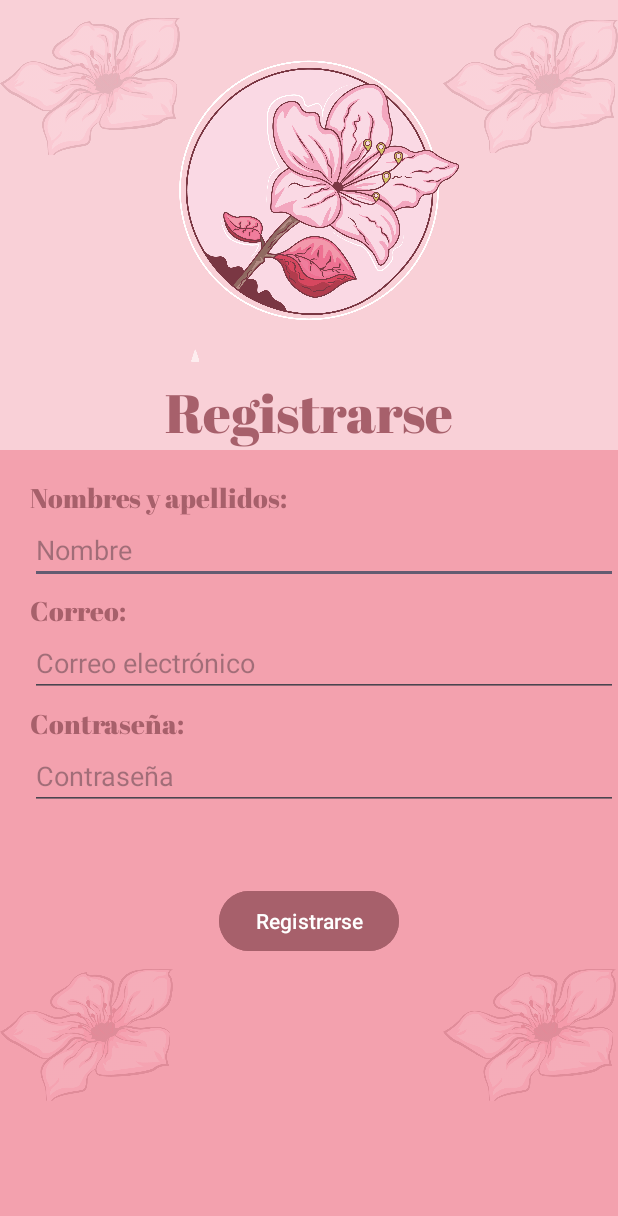
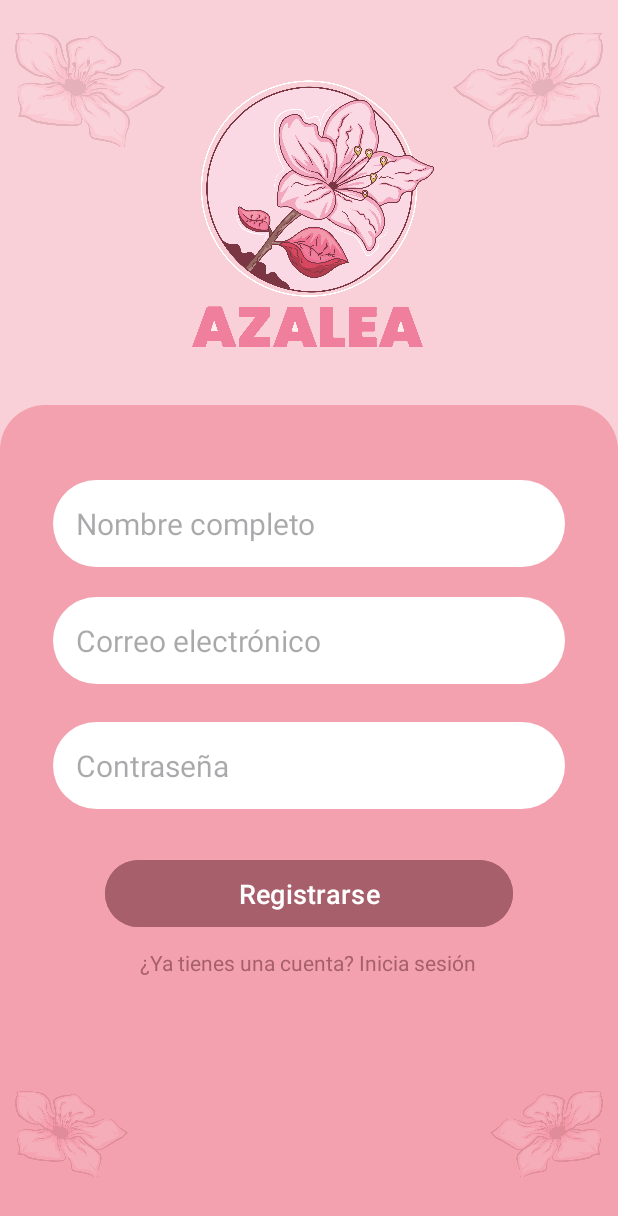
Before and after one commit to Intro-CompuMovil/Azalea, an Android app: the screen it shows after launch (RegistrarseActivity), after a tap on "¿No tienes una cuenta? Regístrate", on a phone screen of 412 x 824 dp. Shown: the top 1216 px of the screen. Run offline under Robolectric (Android 15) with nearby library versions, the phone set to English and light mode, and no system bars.

Commit message:
Made improvements to login and register activities; upgraded gradle

```diff
--- a/app/build.gradle.kts
+++ b/app/build.gradle.kts
@@ -33,6 +33,9 @@ android {
     kotlinOptions {
         jvmTarget = "1.8"
     }
+    buildFeatures {
+        viewBinding = true
+    }
 }
 
 dependencies {
--- a/app/src/main/java/com/example/azalea/MainActivity.kt
+++ b/app/src/main/java/com/example/azalea/MainActivity.kt
@@ -5,31 +5,27 @@ import androidx.appcompat.app.AppCompatActivity
 import android.os.Bundle
 import android.widget.Button
 import android.widget.TextView
+import com.example.azalea.databinding.ActivityMainBinding
 
 class MainActivity : AppCompatActivity() {
+    private lateinit var binding: ActivityMainBinding
+
     override fun onCreate(savedInstanceState: Bundle?) {
         super.onCreate(savedInstanceState)
-        setContentView(R.layout.activity_main)
+        binding = ActivityMainBinding.inflate(layoutInflater)
+        setContentView(binding.root)
 
         setUpButtons();
     }
 
     private fun setUpButtons() {
-        val logInButton = findViewById<Button>(R.id.buttonLogInMainAct)
-        logInButton.setOnClickListener {
+        binding.buttonLogInMainAct.setOnClickListener {
             val intent = Intent(this, MenuActivity::class.java)
             startActivity(intent)
         }
 
-        val signUpText = findViewById<TextView>(R.id.registerTextView)
-        signUpText.setOnClickListener {
+        binding.registerTextView.setOnClickListener {
             val intent = Intent(this, RegistrarseActivity::class.java)
-            startActivity(intent)
-        }
-
-        val forgotPassText = findViewById<TextView>(R.id.forgotPasswordTextView)
-        forgotPassText.setOnClickListener {
-            val intent = Intent(this, ClaveOlvidadaActivity::class.java)
             startActivity(intent)
         }
     }
--- a/app/src/main/java/com/example/azalea/RegistrarseActivity.kt
+++ b/app/src/main/java/com/example/azalea/RegistrarseActivity.kt
@@ -4,18 +4,25 @@ import android.content.Intent
 import androidx.appcompat.app.AppCompatActivity
 import android.os.Bundle
 import android.widget.Button
+import com.example.azalea.databinding.ActivityRegistrarseBinding
 
 class RegistrarseActivity : AppCompatActivity() {
+    private lateinit var binding: ActivityRegistrarseBinding
     override fun onCreate(savedInstanceState: Bundle?) {
         super.onCreate(savedInstanceState)
-        setContentView(R.layout.activity_registrarse)
+        binding = ActivityRegistrarseBinding.inflate(layoutInflater)
+        setContentView(binding.root)
 
         setUpButtons();
     }
 
     private fun setUpButtons() {
-        val signUpButton = findViewById<Button>(R.id.buttonSendCancelAct)
-        signUpButton.setOnClickListener {
+        binding.buttonRegister.setOnClickListener {
+            val intent = Intent(this, MainActivity::class.java)
+            startActivity(intent)
+        }
+
+        binding.loginTextView.setOnClickListener {
             val intent = Intent(this, MainActivity::class.java)
             startActivity(intent)
         }
--- /dev/null
+++ b/app/src/main/res/drawable/roundcorner_logandregister.xml
@@ -0,0 +1,12 @@
+<?xml version="1.0" encoding="utf-8"?>
+<shape xmlns:android="http://schemas.android.com/apk/res/android"
+    android:shape="rectangle">
+    <solid android:color="@color/azaleaOscuro"/>
+
+    <corners
+        android:bottomLeftRadius="0dp"
+        android:bottomRightRadius="0dp"
+        android:topLeftRadius="30dp"
+        android:topRightRadius="30dp"/>
+
+</shape>
--- /dev/null
+++ b/app/src/main/res/drawable/roundcorner_namepass.xml
@@ -0,0 +1,13 @@
+<?xml version="1.0" encoding="utf-8"?>
+<shape xmlns:android="http://schemas.android.com/apk/res/android"
+    android:shape="rectangle"
+    android:padding="10dp">
+    <solid android:color="@color/white"/>
+
+    <corners
+        android:bottomLeftRadius="35dp"
+        android:bottomRightRadius="35dp"
+        android:topLeftRadius="35dp"
+        android:topRightRadius="35dp"/>
+
+</shape>
--- a/app/src/main/res/layout/activity_registrarse.xml
+++ b/app/src/main/res/layout/activity_registrarse.xml
@@ -4,142 +4,154 @@
     xmlns:tools="http://schemas.android.com/tools"
     android:layout_width="match_parent"
     android:layout_height="match_parent"
-    android:background="@color/azaleaOscuro"
+    android:background="@color/azalea"
     tools:context=".RegistrarseActivity">
 
-    <View
-        android:id="@+id/viewBg1"
-        android:layout_width="wrap_content"
-        android:layout_height="300dp"
-        android:background="@color/azalea"/>
 
     <ImageView
-        android:id="@+id/imgProfileCancelAct"
-        android:layout_width="match_parent"
-        android:layout_height="300dp"
-        app:srcCompat="@drawable/logo_2_azalea"
-        />
-
-    <TextView
-        android:id="@+id/registerTextView"
-        android:layout_width="match_parent"
-        android:layout_height="wrap_content"
-        android:fontFamily="@font/abril_fatface"
-        android:text="Registrarse"
-        android:textColor="@color/cafeAzalea"
-        android:textSize="36dp"
-        android:layout_marginTop="250dp"
-       android:gravity="center"
-       />
-
-    <TextView
-        android:id="@+id/nombreR"
-        android:layout_width="wrap_content"
-        android:layout_height="wrap_content"
-        android:text="@string/nombres_y_apellidos"
-        android:fontFamily="@font/abril_fatface"
-        android:layout_below="@id/registerTextView"
-        android:layout_marginTop="20dp"
-        android:layout_marginLeft="20dp"
-        android:textColor="@color/cafeAzalea"
-        android:textSize="18dp"
-        />
-
-    <EditText
-        android:id="@+id/editTextText"
-        android:layout_width="match_parent"
-        android:layout_height="wrap_content"
-        android:ems="10"
-        android:inputType="text"
-        android:hint="@string/nombre"
-        android:layout_below="@id/nombreR"
-        android:layout_marginLeft="20dp"/>
-
-    <TextView
-        android:id="@+id/correoR"
-        android:layout_width="wrap_content"
-        android:layout_height="wrap_content"
-        android:text="@string/correo"
-        android:fontFamily="@font/abril_fatface"
-        android:layout_below="@id/editTextText"
-        android:layout_marginTop="5dp"
-        android:layout_marginLeft="20dp"
-        android:textColor="@color/cafeAzalea"
-        android:textSize="18dp"
-        />
-
-    <EditText
-        android:id="@+id/editTextTextEmailAddress"
-        android:layout_width="match_parent"
-        android:layout_height="wrap_content"
-        android:ems="10"
-        android:hint="Correo electrónico"
-        android:inputType="textEmailAddress"
-        android:layout_below="@id/correoR"
-        android:layout_marginLeft="20dp"
-        />
-    <TextView
-        android:id="@+id/contrasenaR"
-        android:layout_width="wrap_content"
-        android:layout_height="wrap_content"
-        android:text="@string/contrase_a_dosp"
-        android:fontFamily="@font/abril_fatface"
-        android:layout_below="@id/editTextTextEmailAddress"
-        android:layout_marginTop="5dp"
-        android:layout_marginLeft="20dp"
-        android:textColor="@color/cafeAzalea"
-        android:textSize="18dp"
-        />
-
-    <EditText
-        android:id="@+id/editTextTextPassword2"
-        android:layout_width="match_parent"
-        android:layout_height="wrap_content"
-        android:ems="10"
-        android:inputType="textPassword"
-        android:layout_below="@id/contrasenaR"
-        android:layout_marginLeft="20dp"
-        android:hint="@string/contrase_a"/>
-
-    <Button
-        android:id="@+id/buttonSendCancelAct"
-        android:layout_width="wrap_content"
-        android:layout_height="wrap_content"
-        android:layout_below="@id/editTextTextPassword2"
-        android:layout_centerInParent="true"
-        android:layout_marginTop="50dp"
-        android:backgroundTint="@color/cafeAzalea"
-        android:gravity="center"
-        android:text="@string/registrarse" />
+        android:id="@+id/imageView01"
+        android:layout_width="100dp"
+        android:layout_height="100dp"
+        app:srcCompat="@drawable/azalea"
+        android:alpha="0.2"
+        android:layout_alignParentTop="true"
+        android:layout_alignParentEnd="true"
+        android:layout_margin="10dp"
+        android:contentDescription="@string/azalea" />
 
     <ImageView
-        android:id="@+id/imgViewFlor0"
-        android:layout_width="115dp"
+        android:id="@+id/imageView00"
+        android:layout_width="100dp"
         android:layout_height="100dp"
         app:srcCompat="@drawable/azalea"
-        android:layout_marginTop="640dp"
-        android:alpha="0.2" />
-    <ImageView
-        android:id="@+id/imgViewFlor1"
-        android:layout_width="115dp"
-        android:layout_height="100dp"
-        app:srcCompat="@drawable/azalea"
-        android:layout_marginTop="640dp"
         android:alpha="0.2"
-        android:layout_marginLeft="295dp"/>
+        android:layout_alignParentTop="true"
+        android:layout_alignParentStart="true"
+        android:scaleX="-1"
+        android:layout_margin="10dp"
+        android:contentDescription="@string/azalea" />
 
     <ImageView
-        android:id="@+id/imageView7"
-        android:layout_width="120dp"
-        android:layout_height="115dp"
-        app:srcCompat="@drawable/azalea"
-        android:alpha="0.2"
-        android:layout_marginLeft="295dp"/>
+        android:id="@+id/imgViewLogoMainAct"
+        android:layout_width="match_parent"
+        android:layout_height="250dp"
+        app:srcCompat="@drawable/logo_1_azalea"
+        android:layout_marginTop="20dp"
+        android:layout_alignParentTop="true"
+        android:gravity="center"
+        android:contentDescription="@string/azalea"
+        android:layout_marginHorizontal="50dp"/>
 
-    <ImageView
-        android:id="@+id/imageView4"
-        android:layout_width="120dp"
-        android:layout_height="115dp"
-        app:srcCompat="@drawable/azalea"
-        android:alpha="0.2" />
+    <RelativeLayout
+        android:id="@+id/viewBg0"
+        android:layout_width="wrap_content"
+        android:layout_height="match_parent"
+        android:layout_below="@+id/imgViewLogoMainAct"
+        android:layout_marginTop="0dp"
+        android:layout_alignParentStart="true"
+        android:layout_alignParentEnd="true"
+        android:layout_alignParentBottom="true"
+        android:background="@drawable/roundcorner_logandregister">
+
+        <EditText
+            android:id="@+id/editTextNameRegister"
+            android:layout_width="match_parent"
+            android:layout_height="wrap_content"
+            android:layout_marginTop="50dp"
+            android:layout_marginStart="35dp"
+            android:layout_marginEnd="35dp"
+            android:layout_alignParentTop="true"
+            android:textSize="20sp"
+            android:padding="15dp"
+            android:hint="@string/nombre_completo"
+            android:background="@drawable/roundcorner_namepass"
+            android:autofillHints="name"
+            android:inputType="text"
+            android:textColor="@color/black"/>
+
+
+        <EditText
+            android:id="@+id/editTextEmailAddressRegister"
+            android:layout_below="@id/editTextNameRegister"
+            android:layout_width="match_parent"
+            android:layout_height="wrap_content"
+            android:layout_marginStart="35dp"
+            android:layout_marginEnd="35dp"
+            android:layout_marginTop="20dp"
+            android:padding="15dp"
+            android:background="@drawable/roundcorner_namepass"
+            android:hint="@string/correo_electr_nico"
+            android:textSize="20sp"
+            android:autofillHints="emailAddress"
+            android:inputType="textEmailAddress"
+            android:textColor="@color/black" />
+
+        <EditText
+            android:id="@+id/editTextPasswordRegister"
+            android:layout_below="@id/editTextEmailAddressRegister"
+            android:layout_width="match_parent"
+            android:layout_height="wrap_content"
+            android:layout_marginStart="35dp"
+            android:layout_marginEnd="35dp"
+            android:layout_marginTop="25dp"
+            android:padding="15dp"
+            android:background="@drawable/roundcorner_namepass"
+            android:hint="@string/contrase_a"
+            android:textSize="20sp"
+            android:autofillHints="password"
+            android:inputType="textPassword"
+            android:textColor="@color/black"/>
+
+        <Button
+            android:id="@+id/buttonRegister"
+            android:layout_width="match_parent"
+            android:layout_marginStart="70dp"
+            android:layout_marginEnd="70dp"
+            android:layout_height="wrap_content"
+            android:layout_below="@id/editTextPasswordRegister"
+            android:layout_centerInParent="true"
+            android:layout_marginTop="30dp"
+            android:backgroundTint="@color/cafeAzalea"
+            android:gravity="center"
+            android:text="@string/registrarse"
+            android:textSize="18sp"
+            android:padding="10dp"
+            android:textColor="@color/white"/>
+
+        <TextView
+            android:id="@+id/loginTextView"
+            android:layout_width="wrap_content"
+            android:layout_height="wrap_content"
+            android:layout_below="@id/buttonRegister"
+            android:layout_centerInParent="true"
+            android:layout_marginTop="10dp"
+            android:text="@string/ya_tienes_una_cuenta_inicia_sesi_n"
+            android:textColor="@color/cafeAzalea"
+            />
+
+        <ImageView
+            android:id="@+id/imageView11"
+            android:layout_width="75dp"
+            android:layout_height="115dp"
+            app:srcCompat="@drawable/azalea"
+            android:alpha="0.2"
+            android:layout_alignParentBottom="true"
+            android:layout_alignParentEnd="true"
+            android:layout_margin="10dp"
+            android:contentDescription="@string/azalea" />
+
+        <ImageView
+            android:id="@+id/imageView10"
+            android:layout_width="75dp"
+            android:layout_height="115dp"
+            app:srcCompat="@drawable/azalea"
+            android:alpha="0.2"
+            android:layout_alignParentBottom="true"
+            android:layout_alignParentStart="true"
+            android:scaleX="-1"
+            android:layout_margin="10dp"
+            android:contentDescription="@string/azalea" />
+
+    </RelativeLayout>
+
 </RelativeLayout>
--- a/app/src/main/res/values/strings.xml
+++ b/app/src/main/res/values/strings.xml
@@ -63,4 +63,6 @@
     <string name="nombre_dp">Nombre:</string>
     <string name="recuperar_contrase_a">Recuperar contraseña</string>
     <string name="ingrese_correo">Ingrese correo:</string>
+    <string name="correo_electr_nico">Correo electrónico</string>
+    <string name="ya_tienes_una_cuenta_inicia_sesi_n">¿Ya tienes una cuenta? Inicia sesión</string>
 </resources>
--- a/build.gradle.kts
+++ b/build.gradle.kts
@@ -1,5 +1,5 @@
 // Top-level build file where you can add configuration options common to all sub-projects/modules.
 plugins {
-    id("com.android.application") version "8.2.2" apply false
+    id("com.android.application") version "8.3.1" apply false
     id("org.jetbrains.kotlin.android") version "1.9.22" apply false
 }
```
Also changed, not shown: app/src/main/res/layout/activity_main.xml (+99 -102 lines), gradle/wrapper/gradle-wrapper.properties.
